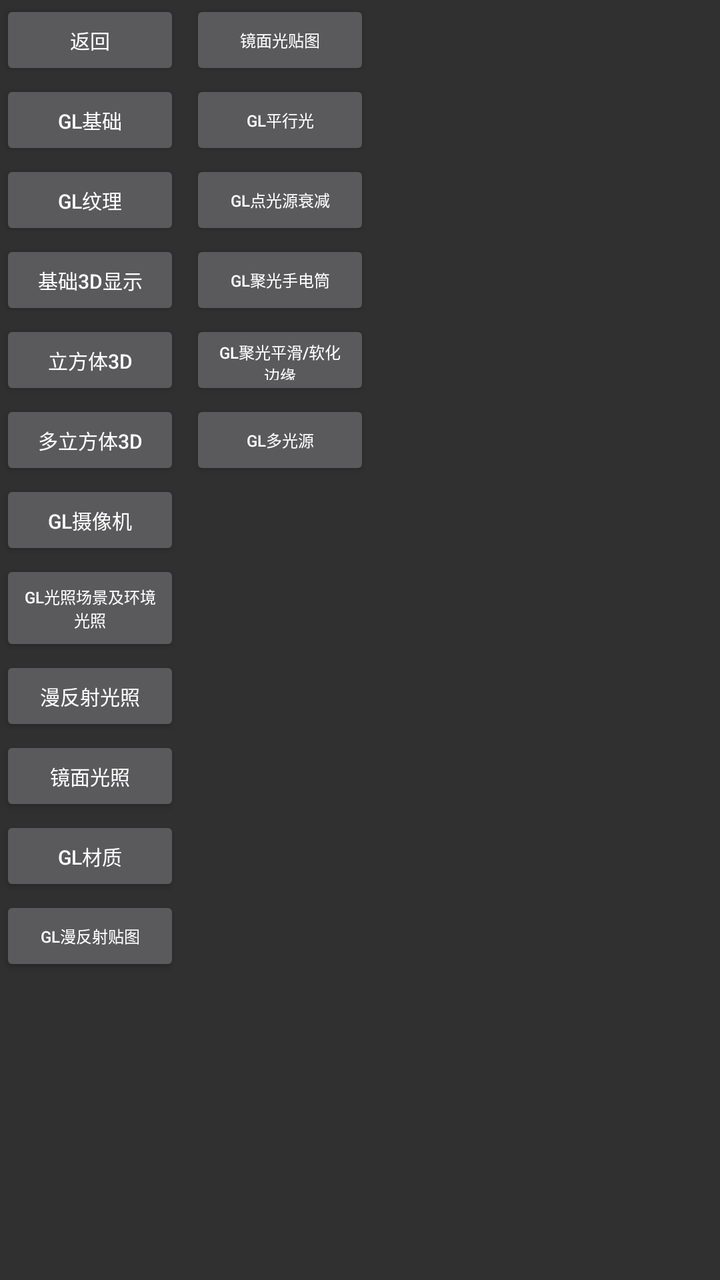
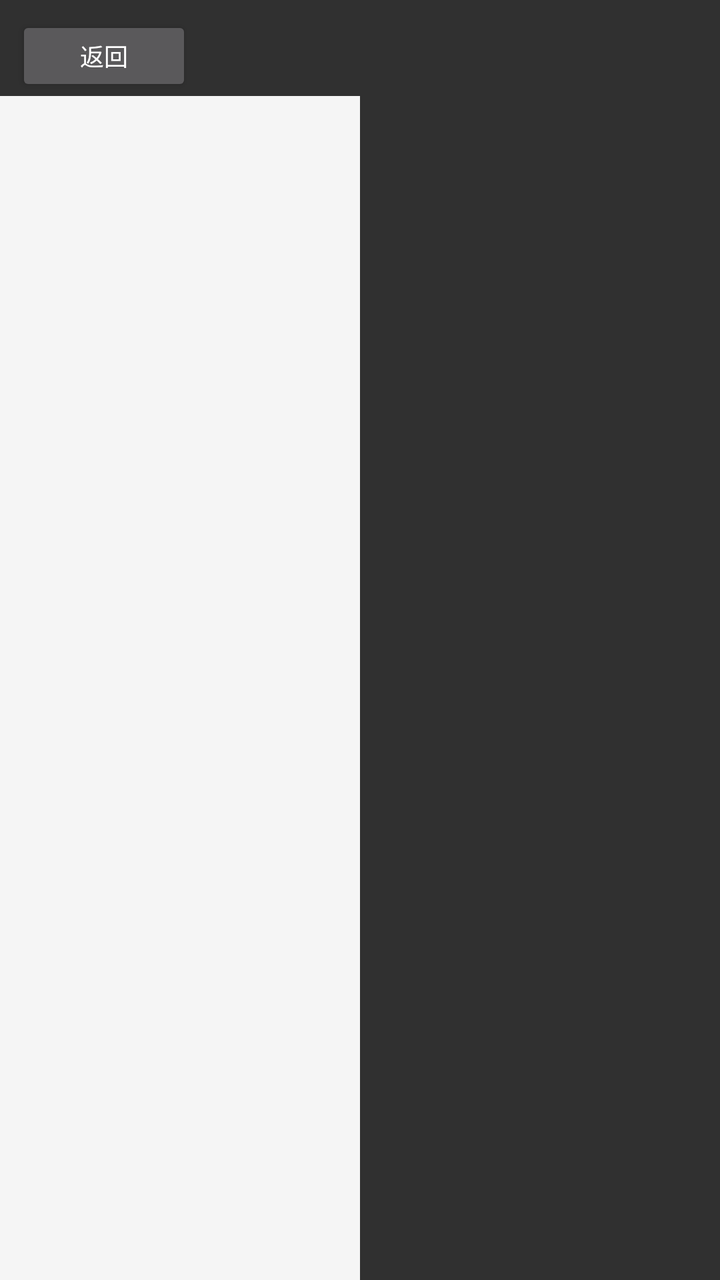

Two renders of the same Android screen: before a commit and after it. Below are the layout's source before the change and the commit's diff.
<!-- AndroidManifest.xml: application theme Theme.AndroidLearnOpenGL -->
<!-- res/layout/fragment_gl_foundation.xml -->
<?xml version="1.0" encoding="utf-8"?>
<androidx.constraintlayout.widget.ConstraintLayout xmlns:android="http://schemas.android.com/apk/res/android"
    xmlns:app="http://schemas.android.com/apk/res-auto"
    xmlns:tools="http://schemas.android.com/tools"
    android:layout_width="match_parent"
    android:layout_height="match_parent">

    <ScrollView
        android:id="@+id/sv"
        android:layout_width="250dp"
        android:layout_height="match_parent"
        app:layout_constraintStart_toStartOf="parent"
        app:layout_constraintTop_toBottomOf="parent"
        tools:ignore="MissingConstraints">

        <androidx.constraintlayout.widget.ConstraintLayout
            android:layout_width="match_parent"
            android:layout_height="match_parent">

            <Button
                android:id="@+id/btn_back"
                android:layout_width="90dp"
                android:layout_height="40dp"
                android:text="返回"
                android:textSize="10sp"
                app:layout_constraintStart_toStartOf="parent"
                app:layout_constraintTop_toTopOf="parent"
                tools:ignore="HardcodedText,SmallSp" />

            <Button
                android:id="@+id/btn1"
                android:layout_width="90dp"
                android:layout_height="40dp"
                android:text="GL基础"
                android:textSize="10sp"
                app:layout_constraintStart_toStartOf="parent"
                app:layout_constraintTop_toBottomOf="@+id/btn_back"
                tools:ignore="HardcodedText,SmallSp" />

            <Button
                android:id="@+id/btn2"
                android:layout_width="90dp"
                android:layout_height="40dp"
                android:text="GL纹理"
                android:textSize="10sp"
                app:layout_constraintStart_toStartOf="parent"
                app:layout_constraintTop_toBottomOf="@+id/btn1"
                tools:ignore="HardcodedText,SmallSp" />

            <Button
                android:id="@+id/btn3"
                android:layout_width="90dp"
                android:layout_height="40dp"
                android:text="基础3D显示"
                android:textSize="10sp"
                app:layout_constraintStart_toStartOf="parent"
                app:layout_constraintTop_toBottomOf="@+id/btn2"
                tools:ignore="HardcodedText,SmallSp" />

            <Button
                android:id="@+id/btn4"
                android:layout_width="90dp"
                android:layout_height="40dp"
                android:text="立方体3D"
                android:textSize="10sp"
                app:layout_constraintStart_toStartOf="parent"
                app:layout_constraintTop_toBottomOf="@+id/btn3"
                tools:ignore="HardcodedText,SmallSp" />

            <Button
                android:id="@+id/btn5"
                android:layout_width="90dp"
                android:layout_height="40dp"
                android:text="多立方体3D"
                android:textSize="10sp"
                app:layout_constraintStart_toStartOf="parent"
                app:layout_constraintTop_toBottomOf="@+id/btn4"
                tools:ignore="HardcodedText,SmallSp" />

            <Button
                android:id="@+id/btn6"
                android:layout_width="90dp"
                android:layout_height="40dp"
                android:text="GL摄像机"
                android:textSize="10sp"
                app:layout_constraintStart_toStartOf="parent"
                app:layout_constraintTop_toBottomOf="@+id/btn5"
                tools:ignore="HardcodedText,SmallSp" />

            <Button
                android:id="@+id/btn7"
                android:layout_width="90dp"
                android:layout_height="wrap_content"
                android:text="GL光照场景及环境光照"
                android:textSize="8sp"
                app:layout_constraintStart_toStartOf="parent"
                app:layout_constraintTop_toBottomOf="@+id/btn6"
                tools:ignore="HardcodedText,SmallSp" />

            <Button
                android:id="@+id/btn8"
                android:layout_width="90dp"
                android:layout_height="40dp"
                android:text="漫反射光照"
                android:textSize="10sp"
                app:layout_constraintStart_toStartOf="parent"
                app:layout_constraintTop_toBottomOf="@+id/btn7"
                tools:ignore="HardcodedText,SmallSp" />

            <Button
                android:id="@+id/btn9"
                android:layout_width="90dp"
                android:layout_height="40dp"
                android:text="镜面光照"
                android:textSize="10sp"
                app:layout_constraintStart_toStartOf="parent"
                app:layout_constraintTop_toBottomOf="@+id/btn8"
                tools:ignore="HardcodedText,SmallSp" />

            <Button
                android:id="@+id/btn10"
                android:layout_width="90dp"
                android:layout_height="40dp"
                android:text="GL材质"
                android:textSize="10sp"
                app:layout_constraintStart_toStartOf="parent"
                app:layout_constraintTop_toBottomOf="@+id/btn9"
                tools:ignore="HardcodedText,SmallSp" />

            <Button
                android:id="@+id/btn11"
                android:layout_width="90dp"
                android:layout_height="40dp"
                android:text="GL漫反射贴图"
                android:textSize="8sp"
                app:layout_constraintStart_toStartOf="parent"
                app:layout_constraintTop_toBottomOf="@+id/btn10"
                tools:ignore="HardcodedText,SmallSp" />

            <Button
                android:id="@+id/btn12"
                android:layout_width="90dp"
                android:layout_height="40dp"
                android:layout_marginStart="5dp"
                android:text="镜面光贴图"
                android:textSize="8sp"
                app:layout_constraintStart_toEndOf="@id/btn1"
                app:layout_constraintTop_toTopOf="parent"
                tools:ignore="HardcodedText,SmallSp" />

            <Button
                android:id="@+id/btn13"
                android:layout_width="90dp"
                android:layout_height="40dp"
                android:layout_marginStart="5dp"
                android:text="GL平行光"
                android:textSize="8sp"
                app:layout_constraintStart_toEndOf="@id/btn1"
                app:layout_constraintTop_toBottomOf="@id/btn12"
                tools:ignore="HardcodedText,SmallSp" />

            <Button
                android:id="@+id/btn14"
                android:layout_width="90dp"
                android:layout_height="40dp"
                android:layout_marginStart="5dp"
                android:text="GL点光源衰减"
                android:textSize="8sp"
                app:layout_constraintStart_toEndOf="@id/btn1"
                app:layout_constraintTop_toBottomOf="@id/btn13"
                tools:ignore="HardcodedText,SmallSp" />

            <Button
                android:id="@+id/btn15"
                android:layout_width="90dp"
                android:layout_height="40dp"
                android:layout_marginStart="5dp"
                android:text="GL聚光手电筒"
                android:textSize="8sp"
                app:layout_constraintStart_toEndOf="@id/btn1"
                app:layout_constraintTop_toBottomOf="@id/btn14"
                tools:ignore="HardcodedText,SmallSp" />

            <Button
                android:id="@+id/btn16"
                android:layout_width="90dp"
                android:layout_height="40dp"
                android:layout_marginStart="5dp"
                android:text="GL聚光平滑/软化边缘"
                android:textSize="8sp"
                app:layout_constraintStart_toEndOf="@id/btn1"
                app:layout_constraintTop_toBottomOf="@id/btn15"
                tools:ignore="HardcodedText,SmallSp" />

            <Button
                android:id="@+id/btn17"
                android:layout_width="90dp"
                android:layout_height="40dp"
                android:layout_marginStart="5dp"
                android:text="GL多光源"
                android:textSize="8sp"
                app:layout_constraintStart_toEndOf="@id/btn1"
                app:layout_constraintTop_toBottomOf="@id/btn16"
                tools:ignore="HardcodedText,SmallSp" />


        </androidx.constraintlayout.widget.ConstraintLayout>

    </ScrollView>

    <FrameLayout
        android:id="@+id/gl_show"
        android:layout_width="match_parent"
        android:layout_height="match_parent"
        android:layout_marginStart="190dp"
        app:layout_constraintStart_toEndOf="@+id/sv"
        app:layout_constraintTop_toTopOf="parent" />

</androidx.constraintlayout.widget.ConstraintLayout>
<!-- resources referenced by this layout -->
<resources>
  <style name="Theme.AndroidLearnOpenGL" parent="Theme.Design.NoActionBar">
          
          <item name="colorPrimary">@color/purple_500</item>
          <item name="colorPrimaryVariant">@color/purple_700</item>
          <item name="colorOnPrimary">@color/white</item>
          
          <item name="colorSecondary">@color/teal_200</item>
          <item name="colorSecondaryVariant">@color/teal_700</item>
          <item name="colorOnSecondary">@color/black</item>
          
          <item name="android:statusBarColor">?attr/colorPrimaryVariant</item>
          
      </style>
  <color name="purple_500">#FF6200EE</color>
  <color name="purple_700">#FF3700B3</color>
  <color name="white">#FFFFFFFF</color>
  <color name="teal_200">#FF03DAC5</color>
  <color name="teal_700">#FF018786</color>
  <color name="black">#FF000000</color>
</resources>

<!-- the commit's change to res/layout/fragment_gl_foundation.xml (unified diff, before → after) -->
@@ -5,215 +5,61 @@
     android:layout_width="match_parent"
     android:layout_height="match_parent">
 
-    <ScrollView
-        android:id="@+id/sv"
-        android:layout_width="250dp"
-        android:layout_height="match_parent"
+    <Button
+        android:id="@+id/btn_back"
+        android:layout_width="wrap_content"
+        android:layout_height="40dp"
+        android:layout_margin="8dp"
+        android:text="返回"
+        android:textSize="12sp"
         app:layout_constraintStart_toStartOf="parent"
-        app:layout_constraintTop_toBottomOf="parent"
-        tools:ignore="MissingConstraints">
+        app:layout_constraintTop_toTopOf="parent"
+        tools:ignore="HardcodedText" />
 
-        <androidx.constraintlayout.widget.ConstraintLayout
-            android:layout_width="match_parent"
-            android:layout_height="match_parent">
-
-            <Button
-                android:id="@+id/btn_back"
-                android:layout_width="90dp"
-                android:layout_height="40dp"
-                android:text="返回"
-                android:textSize="10sp"
-                app:layout_constraintStart_toStartOf="parent"
-                app:layout_constraintTop_toTopOf="parent"
-                tools:ignore="HardcodedText,SmallSp" />
-
-            <Button
-                android:id="@+id/btn1"
-                android:layout_width="90dp"
-                android:layout_height="40dp"
-                android:text="GL基础"
-                android:textSize="10sp"
-                app:layout_constraintStart_toStartOf="parent"
-                app:layout_constraintTop_toBottomOf="@+id/btn_back"
-                tools:ignore="HardcodedText,SmallSp" />
-
-            <Button
-                android:id="@+id/btn2"
-                android:layout_width="90dp"
-                android:layout_height="40dp"
-                android:text="GL纹理"
-                android:textSize="10sp"
-                app:layout_constraintStart_toStartOf="parent"
-                app:layout_constraintTop_toBottomOf="@+id/btn1"
-                tools:ignore="HardcodedText,SmallSp" />
-
-            <Button
-                android:id="@+id/btn3"
-                android:layout_width="90dp"
-                android:layout_height="40dp"
-                android:text="基础3D显示"
-                android:textSize="10sp"
-                app:layout_constraintStart_toStartOf="parent"
-                app:layout_constraintTop_toBottomOf="@+id/btn2"
-                tools:ignore="HardcodedText,SmallSp" />
-
-            <Button
-                android:id="@+id/btn4"
-                android:layout_width="90dp"
-                android:layout_height="40dp"
-                android:text="立方体3D"
-                android:textSize="10sp"
-                app:layout_constraintStart_toStartOf="parent"
-                app:layout_constraintTop_toBottomOf="@+id/btn3"
-                tools:ignore="HardcodedText,SmallSp" />
-
-            <Button
-                android:id="@+id/btn5"
-                android:layout_width="90dp"
-                android:layout_height="40dp"
-                android:text="多立方体3D"
-                android:textSize="10sp"
-                app:layout_constraintStart_toStartOf="parent"
-                app:layout_constraintTop_toBottomOf="@+id/btn4"
-                tools:ignore="HardcodedText,SmallSp" />
-
-            <Button
-                android:id="@+id/btn6"
-                android:layout_width="90dp"
-                android:layout_height="40dp"
-                android:text="GL摄像机"
-                android:textSize="10sp"
-                app:layout_constraintStart_toStartOf="parent"
-                app:layout_constraintTop_toBottomOf="@+id/btn5"
-                tools:ignore="HardcodedText,SmallSp" />
-
-            <Button
-                android:id="@+id/btn7"
-                android:layout_width="90dp"
-                android:layout_height="wrap_content"
-                android:text="GL光照场景及环境光照"
-                android:textSize="8sp"
-                app:layout_constraintStart_toStartOf="parent"
-                app:layout_constraintTop_toBottomOf="@+id/btn6"
-                tools:ignore="HardcodedText,SmallSp" />
-
-            <Button
-                android:id="@+id/btn8"
-                android:layout_width="90dp"
-                android:layout_height="40dp"
-                android:text="漫反射光照"
-                android:textSize="10sp"
-                app:layout_constraintStart_toStartOf="parent"
-                app:layout_constraintTop_toBottomOf="@+id/btn7"
-                tools:ignore="HardcodedText,SmallSp" />
-
-            <Button
-                android:id="@+id/btn9"
-                android:layout_width="90dp"
-                android:layout_height="40dp"
-                android:text="镜面光照"
-                android:textSize="10sp"
-                app:layout_constraintStart_toStartOf="parent"
-                app:layout_constraintTop_toBottomOf="@+id/btn8"
-                tools:ignore="HardcodedText,SmallSp" />
-
-            <Button
-                android:id="@+id/btn10"
-                android:layout_width="90dp"
-                android:layout_height="40dp"
-                android:text="GL材质"
-                android:textSize="10sp"
-                app:layout_constraintStart_toStartOf="parent"
-                app:layout_constraintTop_toBottomOf="@+id/btn9"
-                tools:ignore="HardcodedText,SmallSp" />
-
-            <Button
-                android:id="@+id/btn11"
-                android:layout_width="90dp"
-                android:layout_height="40dp"
-                android:text="GL漫反射贴图"
-                android:textSize="8sp"
-                app:layout_constraintStart_toStartOf="parent"
-                app:layout_constraintTop_toBottomOf="@+id/btn10"
-                tools:ignore="HardcodedText,SmallSp" />
-
-            <Button
-                android:id="@+id/btn12"
-                android:layout_width="90dp"
-                android:layout_height="40dp"
-                android:layout_marginStart="5dp"
-                android:text="镜面光贴图"
-                android:textSize="8sp"
-                app:layout_constraintStart_toEndOf="@id/btn1"
-                app:layout_constraintTop_toTopOf="parent"
-                tools:ignore="HardcodedText,SmallSp" />
-
-            <Button
-                android:id="@+id/btn13"
-                android:layout_width="90dp"
-                android:layout_height="40dp"
-                android:layout_marginStart="5dp"
-                android:text="GL平行光"
-                android:textSize="8sp"
-                app:layout_constraintStart_toEndOf="@id/btn1"
-                app:layout_constraintTop_toBottomOf="@id/btn12"
-                tools:ignore="HardcodedText,SmallSp" />
-
-            <Button
-                android:id="@+id/btn14"
-                android:layout_width="90dp"
-                android:layout_height="40dp"
-                android:layout_marginStart="5dp"
-                android:text="GL点光源衰减"
-                android:textSize="8sp"
-                app:layout_constraintStart_toEndOf="@id/btn1"
-                app:layout_constraintTop_toBottomOf="@id/btn13"
-                tools:ignore="HardcodedText,SmallSp" />
-
-            <Button
-                android:id="@+id/btn15"
-                android:layout_width="90dp"
-                android:layout_height="40dp"
-                android:layout_marginStart="5dp"
-                android:text="GL聚光手电筒"
-                android:textSize="8sp"
-                app:layout_constraintStart_toEndOf="@id/btn1"
-                app:layout_constraintTop_toBottomOf="@id/btn14"
-                tools:ignore="HardcodedText,SmallSp" />
-
-            <Button
-                android:id="@+id/btn16"
-                android:layout_width="90dp"
-                android:layout_height="40dp"
-                android:layout_marginStart="5dp"
-                android:text="GL聚光平滑/软化边缘"
-                android:textSize="8sp"
-                app:layout_constraintStart_toEndOf="@id/btn1"
-                app:layout_constraintTop_toBottomOf="@id/btn15"
-                tools:ignore="HardcodedText,SmallSp" />
-
-            <Button
-                android:id="@+id/btn17"
-                android:layout_width="90dp"
-                android:layout_height="40dp"
-                android:layout_marginStart="5dp"
-                android:text="GL多光源"
-                android:textSize="8sp"
-                app:layout_constraintStart_toEndOf="@id/btn1"
-                app:layout_constraintTop_toBottomOf="@id/btn16"
-                tools:ignore="HardcodedText,SmallSp" />
-
-
-        </androidx.constraintlayout.widget.ConstraintLayout>
-
-    </ScrollView>
+    <androidx.recyclerview.widget.RecyclerView
+        android:id="@+id/rv_sidebar"
+        android:layout_width="180dp"
+        android:layout_height="0dp"
+        android:background="#F5F5F5"
+        app:layout_constraintBottom_toBottomOf="parent"
+        app:layout_constraintStart_toStartOf="parent"
+        app:layout_constraintTop_toBottomOf="@id/btn_back"
+        tools:listitem="@layout/item_sidebar_demo" />
 
     <FrameLayout
         android:id="@+id/gl_show"
-        android:layout_width="match_parent"
+        android:layout_width="0dp"
         android:layout_height="match_parent"
-        android:layout_marginStart="190dp"
-        app:layout_constraintStart_toEndOf="@+id/sv"
+        app:layout_constraintBottom_toBottomOf="parent"
+        app:layout_constraintEnd_toEndOf="parent"
+        app:layout_constraintStart_toEndOf="@+id/rv_sidebar"
         app:layout_constraintTop_toTopOf="parent" />
 
 </androidx.constraintlayout.widget.ConstraintLayout>
+<!-- res/layout/item_sidebar_demo.xml (included above) -->
+<?xml version="1.0" encoding="utf-8"?>
+<LinearLayout xmlns:android="http://schemas.android.com/apk/res/android"
+    android:layout_width="match_parent"
+    android:layout_height="wrap_content"
+    android:orientation="horizontal"
+    android:padding="8dp"
+    android:background="?attr/selectableItemBackground"
+    android:gravity="center_vertical">
+
+    <ImageView
+        android:id="@+id/iv_sidebar_icon"
+        android:layout_width="24dp"
+        android:layout_height="24dp"
+        android:layout_marginEnd="8dp"
+        android:src="@drawable/ic_launcher_foreground"
+        android:contentDescription="icon" />
+
+    <TextView
+        android:id="@+id/tv_sidebar_title"
+        android:layout_width="0dp"
+        android:layout_height="wrap_content"
+        android:layout_weight="1"
+        android:textSize="13sp"
+        android:textColor="@android:color/black" />
+
+</LinearLayout>
<!-- resource entries referenced after the edit -->
@@ -1,5 +1,36 @@
 <!-- resources referenced by this layout -->
 <resources>
+  <!-- drawable ic_launcher_foreground (drawable) -->
+  <vector xmlns:android="http://schemas.android.com/apk/res/android"
+      xmlns:aapt="http://schemas.android.com/aapt"
+      android:width="108dp"
+      android:height="108dp"
+      android:viewportWidth="108"
+      android:viewportHeight="108">
+      <path android:pathData="M31,63.928c0,0 6.4,-11 12.1,-13.1c7.2,-2.6 26,-1.4 26,-1.4l38.1,38.1L107,108.928l-32,-1L31,63.928z">
+          <aapt:attr name="android:fillColor">
+              <gradient
+                  android:endX="85.84757"
+                  android:endY="92.4963"
+                  android:startX="42.9492"
+                  android:startY="49.59793"
+                  android:type="linear">
+                  <item
+                      android:color="#44000000"
+                      android:offset="0.0" />
+                  <item
+                      android:color="#00000000"
+                      android:offset="1.0" />
+              </gradient>
+          </aapt:attr>
+      </path>
+      <path
+          android:fillColor="#FFFFFF"
+          android:fillType="nonZero"
+          android:pathData="M65.3,45.828l3.8,-6.6c0.2,-0.4 0.1,-0.9 -0.3,-1.1c-0.4,-0.2 -0.9,-0.1 -1.1,0.3l-3.9,6.7c-6.3,-2.8 -13.4,-2.8 -19.7,0l-3.9,-6.7c-0.2,-0.4 -0.7,-0.5 -1.1,-0.3C38.8,38.328 38.7,38.828 38.9,39.228l3.8,6.6C36.2,49.428 31.7,56.028 31,63.928h46C76.3,56.028 71.8,49.428 65.3,45.828zM43.4,57.328c-0.8,0 -1.5,-0.5 -1.8,-1.2c-0.3,-0.7 -0.1,-1.5 0.4,-2.1c0.5,-0.5 1.4,-0.7 2.1,-0.4c0.7,0.3 1.2,1 1.2,1.8C45.3,56.528 44.5,57.328 43.4,57.328L43.4,57.328zM64.6,57.328c-0.8,0 -1.5,-0.5 -1.8,-1.2s-0.1,-1.5 0.4,-2.1c0.5,-0.5 1.4,-0.7 2.1,-0.4c0.7,0.3 1.2,1 1.2,1.8C66.5,56.528 65.6,57.328 64.6,57.328L64.6,57.328z"
+          android:strokeWidth="1"
+          android:strokeColor="#00000000" />
+  </vector>
   <style name="Theme.AndroidLearnOpenGL" parent="Theme.Design.NoActionBar">
           
           <item name="colorPrimary">@color/purple_500</item>
